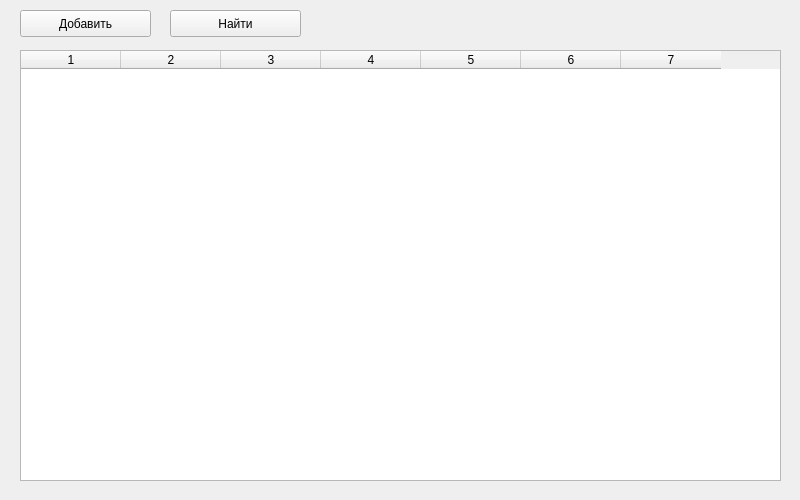
Before: the Qt Designer form Filmlibrary/ui/templates/mainview.ui in DoooMer/film-library, drawn with Qt 5.
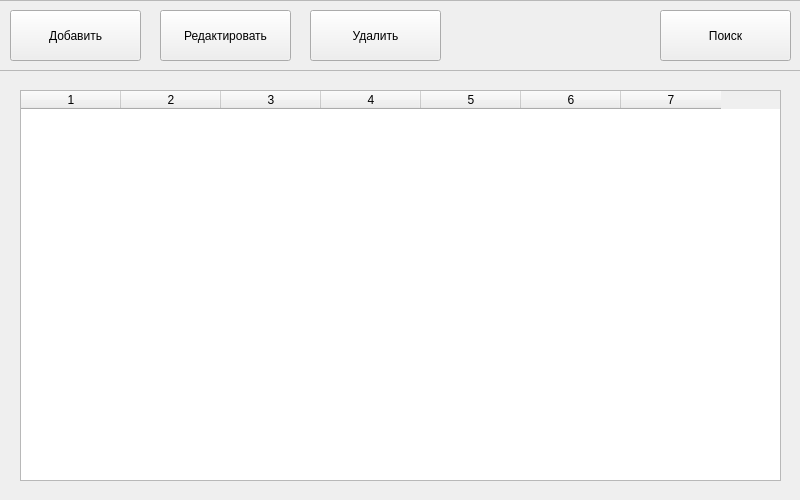
After: the same form once the commit is applied.

```diff
--- a/Filmlibrary/ui/templates/mainview.ui
+++ b/Filmlibrary/ui/templates/mainview.ui
@@ -23,9 +23,9 @@
    <property name="geometry">
     <rect>
      <x>0</x>
-     <y>40</y>
+     <y>80</y>
      <width>801</width>
-     <height>461</height>
+     <height>421</height>
     </rect>
    </property>
    <layout class="QVBoxLayout" name="verticalLayout">
@@ -75,31 +75,79 @@
     </item>
    </layout>
   </widget>
-  <widget class="QPushButton" name="buttonAdd">
+  <widget class="QFrame" name="frame">
+   <property name="geometry">
+    <rect>
+     <x>-10</x>
+     <y>0</y>
+     <width>811</width>
+     <height>71</height>
+    </rect>
+   </property>
+   <property name="frameShape">
+    <enum>QFrame::StyledPanel</enum>
+   </property>
+   <property name="frameShadow">
+    <enum>QFrame::Raised</enum>
+   </property>
+   <widget class="QToolButton" name="buttonAdd">
    <property name="geometry">
     <rect>
      <x>20</x>
      <y>10</y>
      <width>131</width>
-     <height>27</height>
+      <height>51</height>
     </rect>
    </property>
    <property name="text">
     <string>Добавить</string>
    </property>
-  </widget>
-  <widget class="QPushButton" name="buttonFind">
+    <property name="toolButtonStyle">
+     <enum>Qt::ToolButtonTextOnly</enum>
+    </property>
+    <property name="autoRaise">
+     <bool>false</bool>
+    </property>
+   </widget>
+   <widget class="QToolButton" name="buttonFind">
+    <property name="geometry">
+     <rect>
+      <x>670</x>
+      <y>10</y>
+      <width>131</width>
+      <height>51</height>
+     </rect>
+    </property>
+    <property name="text">
+     <string>Поиск</string>
+    </property>
+   </widget>
+   <widget class="QToolButton" name="buttonEdit">
    <property name="geometry">
     <rect>
      <x>170</x>
      <y>10</y>
      <width>131</width>
-     <height>27</height>
+      <height>51</height>
     </rect>
    </property>
    <property name="text">
-    <string>Найти</string>
-   </property>
+     <string>Редактировать</string>
+    </property>
+   </widget>
+   <widget class="QToolButton" name="buttonDelete">
+    <property name="geometry">
+     <rect>
+      <x>320</x>
+      <y>10</y>
+      <width>131</width>
+      <height>51</height>
+     </rect>
+    </property>
+    <property name="text">
+     <string>Удалить</string>
+    </property>
+   </widget>
   </widget>
  </widget>
  <resources/>
```
Lines whose indentation alone changed are shown as unchanged.
